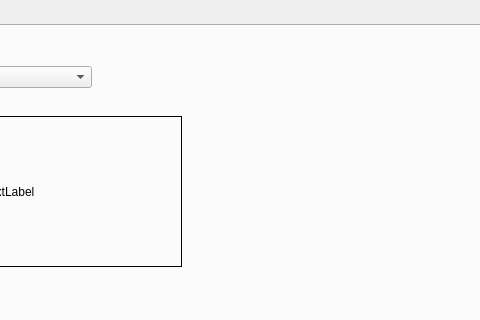
The window that Project/mainUI.ui (FontaineGuo/Tiki-Taka-Visual) describes before a commit, drawn with Qt 5; both pictures show x 641 to 1121 and y 0 to 320 of the 1121 by 974 pixel window.
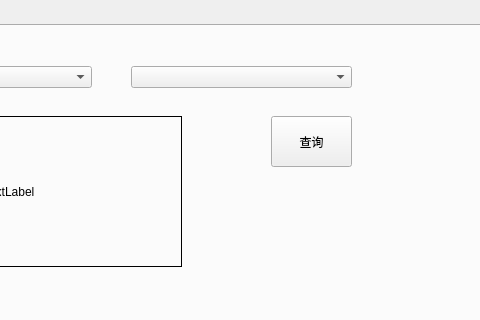
The same window after the commit.

Patch:
```diff
--- a/Project/mainUI.ui
+++ b/Project/mainUI.ui
@@ -125,9 +125,9 @@
      <widget class="QWidget" name="verticalLayoutWidget">
       <property name="geometry">
        <rect>
-        <x>140</x>
+        <x>10</x>
         <y>350</y>
-        <width>701</width>
+        <width>1071</width>
         <height>581</height>
        </rect>
       </property>
@@ -254,6 +254,29 @@
        </item>
       </layout>
      </widget>
+     <widget class="QComboBox" name="sg_gameBox">
+      <property name="geometry">
+       <rect>
+        <x>760</x>
+        <y>40</y>
+        <width>221</width>
+        <height>22</height>
+       </rect>
+      </property>
+     </widget>
+     <widget class="QPushButton" name="sg_checkBtn">
+      <property name="geometry">
+       <rect>
+        <x>900</x>
+        <y>90</y>
+        <width>81</width>
+        <height>51</height>
+       </rect>
+      </property>
+      <property name="text">
+       <string>查询</string>
+      </property>
+     </widget>
     </widget>
     <widget class="QWidget" name="tab_4">
      <attribute name="title">
```
Left out of the diff: 6 changed lines with no effect on the pictures.
